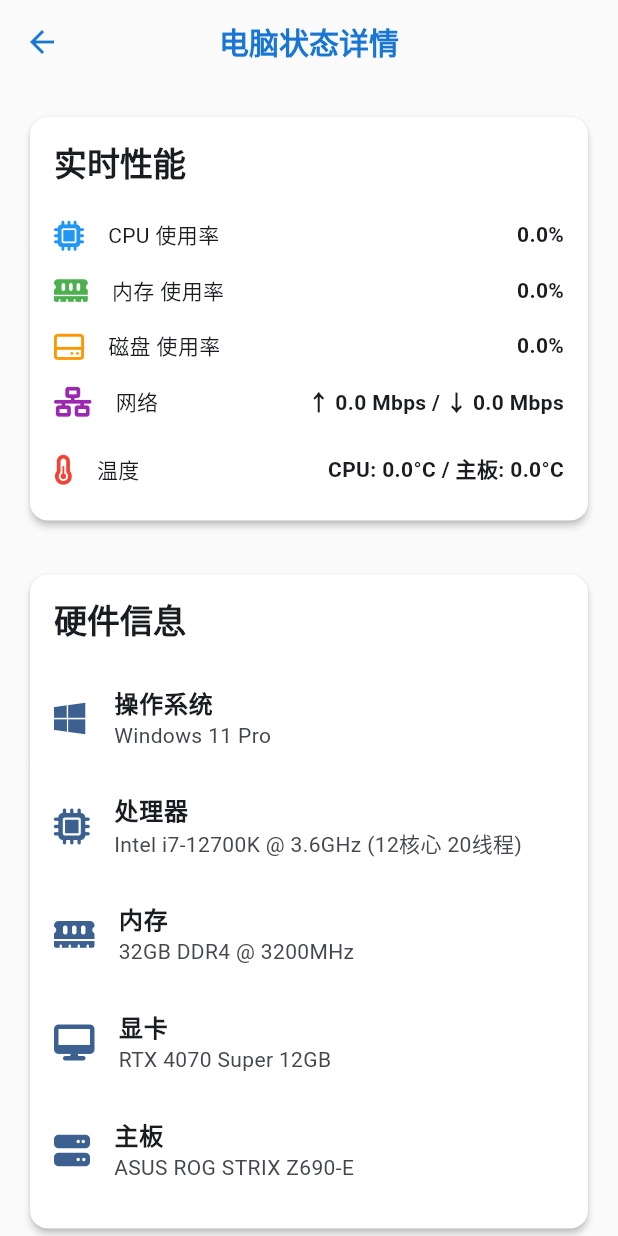
After one commit to Mutx163/CtrlDesk, a Flutter app: the ComputerStatusScreen screen opened directly, on a phone screen of 412 x 824 dp. The commit adds this screen. Run offline on Flutter 3.47's test engine with Material 3 defaults, Android fonts, the phone set to English and light mode, and no system bars; our stand-ins replace flutter_riverpod, font_awesome_flutter, go_router, logger, permission_handler, shared_preferences; accounts and stored records are empty.

```diff
--- a/palm_controller_app/lib/providers/monitor_provider.dart
+++ b/palm_controller_app/lib/providers/monitor_provider.dart
@@ -1,5 +1,9 @@
+import 'dart:async';
 import 'dart:math' as math;
 import 'package:flutter_riverpod/flutter_riverpod.dart';
+import '../models/control_message.dart';
+import '../services/socket_service.dart';
+import 'connection_provider.dart';
 
 // 硬件信息数据模型
 class HardwareInfo {
@@ -45,6 +49,19 @@
     this.networkUpload = 0.0,
     this.networkDownload = 0.0,
   });
+
+  // Method to create a copy with new values from a map
+  PerformanceData.fromJson(Map<String, dynamic> json)
+      : cpuUsage = (json['cpu_usage'] as num?)?.toDouble() ?? 0.0,
+        ramUsage = (json['ram_usage'] as num?)?.toDouble() ?? 0.0,
+        diskUsage = (json['disk_usage'] as num?)?.toDouble() ?? 0.0,
+        gpuUsage = (json['gpu_usage'] as num?)?.toDouble() ?? 0.0,
+        cpuTemp = (json['cpu_temp'] as num?)?.toDouble() ?? 0.0,
+        gpuTemp = (json['gpu_temp'] as num?)?.toDouble() ?? 0.0,
+        motherboardTemp = (json['motherboard_temp'] as num?)?.toDouble() ?? 0.0,
+        fanSpeed = (json['fan_speed'] as num?)?.toInt() ?? 0,
+        networkUpload = (json['network_upload'] as num?)?.toDouble() ?? 0.0,
+        networkDownload = (json['network_download'] as num?)?.toDouble() ?? 0.0;
 }
 
 // 硬件信息Provider
@@ -60,20 +77,37 @@
   );
 });
 
-// 性能数据Provider
-final performanceDataProvider = StateProvider<PerformanceData>((ref) {
-  // 这里使用随机数据模拟实时更新的效果
-  // 在真实应用中，这些数据应由Socket推送更新
-  return PerformanceData(
-    cpuUsage: 45 + (math.Random().nextDouble() * 30),
-    ramUsage: 60 + (math.Random().nextDouble() * 15),
-    gpuUsage: 25 + (math.Random().nextDouble() * 50),
-    diskUsage: 20 + (math.Random().nextDouble() * 30),
-    cpuTemp: 65 + (math.Random().nextDouble() * 10),
-    gpuTemp: 70 + (math.Random().nextDouble() * 10),
-    motherboardTemp: 40 + (math.Random().nextDouble() * 10),
-    fanSpeed: 1500 + (math.Random().nextInt(500)),
-    networkUpload: math.Random().nextDouble() * 50,
-    networkDownload: math.Random().nextDouble() * 200,
-  );
+// Create a StateNotifier for PerformanceData
+class PerformanceDataNotifier extends StateNotifier<PerformanceData> {
+  final Ref _ref;
+  StreamSubscription? _messageSubscription;
+
+  PerformanceDataNotifier(this._ref) : super(PerformanceData()) {
+    _listenToMessages();
+  }
+
+  void _listenToMessages() {
+    _messageSubscription?.cancel(); // Ensure no multiple listeners
+    _messageSubscription = _ref.read(socketServiceProvider).messageStream.listen((message) {
+      if (message.type == 'system_status' && message.payload != null) {
+        updateData(message.payload!);
+      }
+    });
+  }
+
+  // This method will be called by the socket service to update the state
+  void updateData(Map<String, dynamic> jsonData) {
+    state = PerformanceData.fromJson(jsonData);
+  }
+
+  @override
+  void dispose() {
+    _messageSubscription?.cancel();
+    super.dispose();
+  }
+}
+
+// Create the StateNotifierProvider
+final performanceDataProvider = StateNotifierProvider<PerformanceDataNotifier, PerformanceData>((ref) {
+  return PerformanceDataNotifier(ref);
 });
--- /dev/null
+++ b/palm_controller_app/lib/screens/computer_status_screen.dart
@@ -0,0 +1,119 @@
+import 'package:flutter/material.dart';
+import 'package:flutter_riverpod/flutter_riverpod.dart';
+import 'package:font_awesome_flutter/font_awesome_flutter.dart';
+import '../providers/monitor_provider.dart';
+
+class ComputerStatusScreen extends ConsumerWidget {
+  const ComputerStatusScreen({super.key});
+
+  @override
+  Widget build(BuildContext context, WidgetRef ref) {
+    final performanceData = ref.watch(performanceDataProvider);
+    final hardwareInfo = ref.watch(hardwareInfoProvider);
+    final theme = Theme.of(context);
+    final textTheme = theme.textTheme;
+
+    return Scaffold(
+      appBar: AppBar(
+        title: const Text('电脑状态详情'),
+        backgroundColor: theme.colorScheme.surface,
+        elevation: 0,
+      ),
+      backgroundColor: theme.colorScheme.surface,
+      body: ListView(
+        padding: const EdgeInsets.all(16.0),
+        children: [
+          _buildPerformanceSection(context, performanceData, textTheme),
+          const SizedBox(height: 24),
+          _buildHardwareInfoSection(context, hardwareInfo, textTheme),
+        ],
+      ),
+    );
+  }
+
+  Widget _buildPerformanceSection(BuildContext context, PerformanceData data, TextTheme textTheme) {
+    return Card(
+      elevation: 2,
+      shape: RoundedRectangleBorder(borderRadius: BorderRadius.circular(12.0)),
+      child: Padding(
+        padding: const EdgeInsets.all(16.0),
+        child: Column(
+          crossAxisAlignment: CrossAxisAlignment.start,
+          children: [
+            Text('实时性能', style: textTheme.titleLarge?.copyWith(fontWeight: FontWeight.bold)),
+            const SizedBox(height: 16),
+            _buildPerformanceRow(context, FontAwesomeIcons.microchip, 'CPU 使用率', '${data.cpuUsage.toStringAsFixed(1)}%', Colors.blue),
+            _buildPerformanceRow(context, FontAwesomeIcons.memory, '内存 使用率', '${data.ramUsage.toStringAsFixed(1)}%', Colors.green),
+            _buildPerformanceRow(context, FontAwesomeIcons.hardDrive, '磁盘 使用率', '${data.diskUsage.toStringAsFixed(1)}%', Colors.orange),
+            _buildPerformanceRow(context, FontAwesomeIcons.networkWired, '网络', '↑ ${data.networkUpload.toStringAsFixed(1)} Mbps / ↓ ${data.networkDownload.toStringAsFixed(1)} Mbps', Colors.purple),
+            const SizedBox(height: 8),
+             _buildTemperatureRow(context, FontAwesomeIcons.temperatureHalf, '温度',
+              'CPU: ${data.cpuTemp.toStringAsFixed(1)}°C / 主板: ${data.motherboardTemp.toStringAsFixed(1)}°C',
+              Colors.red
+            ),
+          ],
+        ),
+      ),
+    );
+  }
+
+  Widget _buildHardwareInfoSection(BuildContext context, HardwareInfo info, TextTheme textTheme) {
+    return Card(
+      elevation: 2,
+      shape: RoundedRectangleBorder(borderRadius: BorderRadius.circular(12.0)),
+      child: Padding(
+        padding: const EdgeInsets.all(16.0),
+        child: Column(
+          crossAxisAlignment: CrossAxisAlignment.start,
+          children: [
+            Text('硬件信息', style: textTheme.titleLarge?.copyWith(fontWeight: FontWeight.bold)),
+            const SizedBox(height: 16),
+            _buildInfoTile(context, '操作系统', info.osVersion, FontAwesomeIcons.windows),
+            _buildInfoTile(context, '处理器', '${info.cpuName} (${info.cpuCores})', FontAwesomeIcons.microchip),
+            _buildInfoTile(context, '内存', info.ramTotal, FontAwesomeIcons.memory),
+            _buildInfoTile(context, '显卡', info.gpuName, FontAwesomeIcons.desktop),
+            _buildInfoTile(context, '主板', info.motherboard, FontAwesomeIcons.server),
+          ],
+        ),
+      ),
+    );
+  }
+
+  Widget _buildPerformanceRow(BuildContext context, IconData icon, String label, String value, Color color) {
+    return Padding(
+      padding: const EdgeInsets.symmetric(vertical: 8.0),
+      child: Row(
+        children: [
+          FaIcon(icon, size: 20, color: color),
+          const SizedBox(width: 16),
+          Expanded(child: Text(label, style: Theme.of(context).textTheme.bodyMedium)),
+          Text(value, style: Theme.of(context).textTheme.bodyMedium?.copyWith(fontWeight: FontWeight.bold)),
+        ],
+      ),
+    );
+  }
+
+  Widget _buildTemperatureRow(BuildContext context, IconData icon, String label, String value, Color color) {
+     return Padding(
+      padding: const EdgeInsets.symmetric(vertical: 8.0),
+      child: Row(
+        children: [
+          FaIcon(icon, size: 20, color: color),
+          const SizedBox(width: 16),
+          Text(label, style: Theme.of(context).textTheme.bodyMedium),
+          const Spacer(),
+          Text(value, style: Theme.of(context).textTheme.bodyMedium?.copyWith(fontWeight: FontWeight.bold)),
+        ],
+      ),
+    );
+  }
+
+  Widget _buildInfoTile(BuildContext context, String title, String subtitle, IconData icon) {
+    return ListTile(
+      contentPadding: EdgeInsets.zero,
+      leading: FaIcon(icon, color: Theme.of(context).colorScheme.primary),
+      title: Text(title, style: const TextStyle(fontWeight: FontWeight.bold)),
+      subtitle: Text(subtitle),
+    );
+  }
+}
```
Also changed, not shown: palm_controller_app/lib/screens/dashboard_screen.dart (+10 -1 lines), 3 other files.
